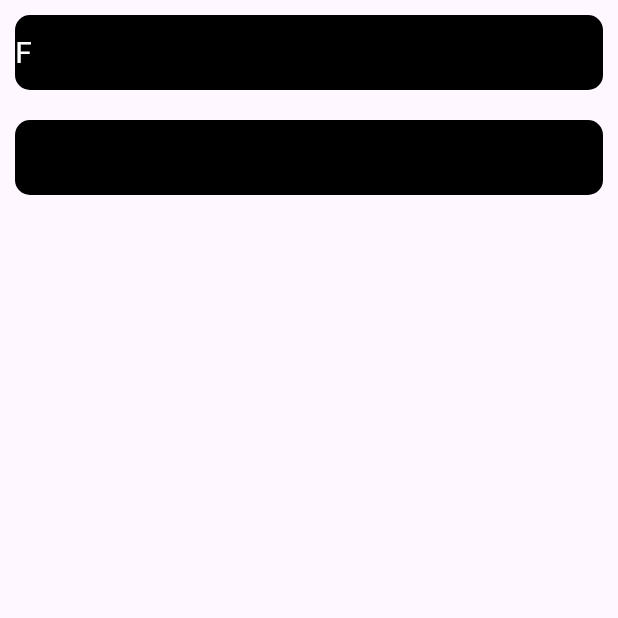
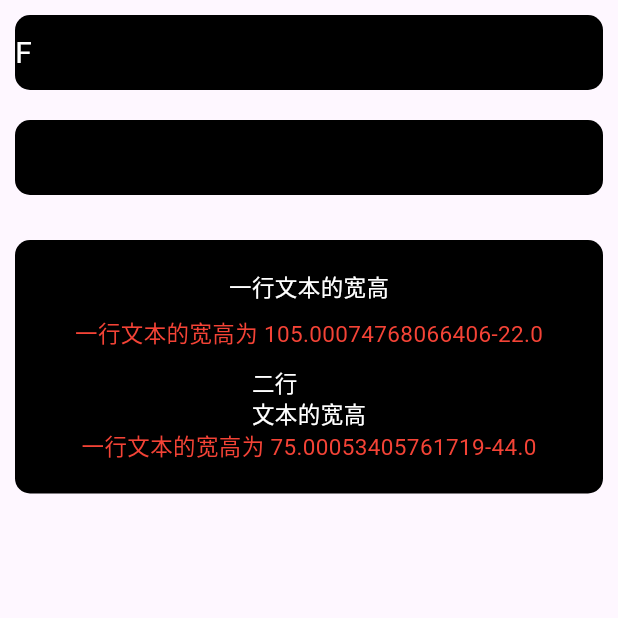
Before and after one commit to SpringRollHHB/FlutterUiTest, a Flutter app: the ApusStudioWidgetPage screen opened directly, on a phone screen of 412 x 824 dp, the top half of it. Run offline on Flutter 3.47's test engine with Material 3 defaults, Android fonts, the phone set to English and light mode, and no system bars.

Commit message:
获取文本高度值

```diff
--- a/lib/layout/apus_studio_widget_page.dart
+++ b/lib/layout/apus_studio_widget_page.dart
@@ -1,4 +1,5 @@
 import 'package:flutter/material.dart';
+import 'package:flutteruitest/layout/widget/cal_text_height_width_widget.dart';
 import 'package:flutteruitest/layout/widget/text_timer_progress_widget.dart';
 
 class ApusStudioWidgetPage extends StatefulWidget {
@@ -17,6 +18,8 @@ class _ApusStudioWidgetPageState extends State<ApusStudioWidgetPage> {
           children: [
             SizedBox(height: MediaQuery.of(context).padding.top,),
             TextTimerProgressWidget(),
+            const SizedBox(height: 10,),
+            const CalTextHeightWidthWidget(),
           ],
         ),
       ),
--- /dev/null
+++ b/lib/layout/widget/cal_text_height_width_widget.dart
@@ -0,0 +1,50 @@
+import 'package:flutter/material.dart';
+
+class CalTextHeightWidthWidget extends StatefulWidget {
+  const CalTextHeightWidthWidget({super.key});
+
+  @override
+  State<CalTextHeightWidthWidget> createState() => _CalTextHeightWidthWidgetState();
+}
+
+class _CalTextHeightWidthWidgetState extends State<CalTextHeightWidthWidget> {
+  @override
+  Widget build(BuildContext context) {
+    return Container(
+      decoration: BoxDecoration(
+        color: Colors.black,
+        borderRadius: BorderRadius.circular(10)
+      ),
+      width: double.infinity,
+      margin: const EdgeInsets.all(10),
+      padding: const EdgeInsets.symmetric(vertical: 20),
+      alignment: Alignment.center,
+      child: Column(
+        children: [
+          const Text("一行文本的宽高",style: TextStyle(color: Colors.white,fontSize: 15,),),
+          const SizedBox(height: 10,),
+          Text(
+            "一行文本的宽高为 ${getWidthHeight("一行文本的宽高", const TextStyle(color: Colors.white,fontSize: 15,),1).first}-${getWidthHeight("一行文本的宽高", const TextStyle(color: Colors.white,fontSize: 15,),1).last}",
+            style: const TextStyle(color: Colors.red,fontSize: 15),
+          ),
+          const SizedBox(height: 10,),
+          const Text("二行\n文本的宽高",style: TextStyle(color: Colors.white,fontSize: 15,),),
+          Text(
+            "一行文本的宽高为 ${getWidthHeight("二行\n文本的宽高", const TextStyle(color: Colors.white,fontSize: 15,),2).first}-${getWidthHeight("二行\n文本的宽高", const TextStyle(color: Colors.white,fontSize: 15,),2).last}",
+            style: const TextStyle(color: Colors.red,fontSize: 15),
+          ),
+        ],
+      ),
+    );
+  }
+
+  List<double> getWidthHeight(String text,TextStyle style,lineCount) {
+    final TextPainter textPainter = TextPainter(
+      text: TextSpan(text: text, style: style),
+      maxLines: lineCount,
+      textDirection: TextDirection.ltr,
+    )..layout(minWidth: 0, maxWidth: double.infinity);
+
+    return [textPainter.size.width,textPainter.size.height];
+  }
+}
```
